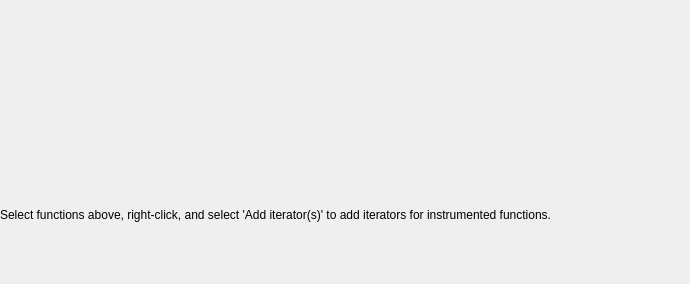
google/orbit, file OrbitQt/orbitlivefunctions.ui: the form before one commit.
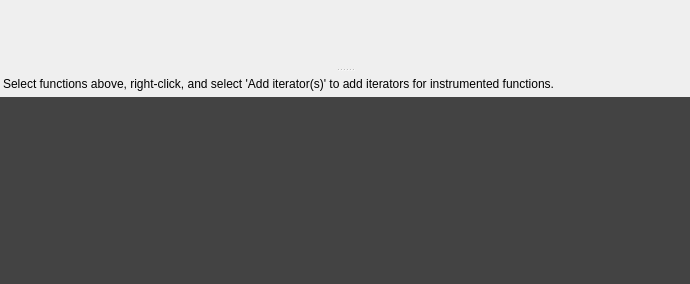
The form after the commit. Custom widgets are drawn as their Qt base class.

Commit message: Iterators are now in a QScrollArea

```diff
--- a/OrbitQt/orbitlivefunctions.ui
+++ b/OrbitQt/orbitlivefunctions.ui
@@ -19,7 +19,7 @@
   <property name="windowTitle">
    <string>Form</string>
   </property>
-  <layout class="QGridLayout" name="gridLayout">
+  <layout class="QVBoxLayout" name="verticalLayout_2">
    <property name="leftMargin">
     <number>0</number>
    </property>
@@ -32,19 +32,103 @@
    <property name="bottomMargin">
     <number>0</number>
    </property>
-   <item row="0" column="0">
-    <widget class="OrbitDataViewPanel" name="data_view_panel_" native="true"/>
-   </item>
-   <item row="1" column="0">
-    <layout class="QVBoxLayout" name="iteratorLayout">
-     <item>
-      <widget class="QLabel" name="instructionsLabel">
-       <property name="text">
-        <string>Select functions above, right-click, and select 'Add iterator(s)' to add iterators for instrumented functions.</string>
-       </property>
-      </widget>
-     </item>
-    </layout>
+   <item>
+    <widget class="QSplitter" name="splitter">
+     <property name="orientation">
+      <enum>Qt::Vertical</enum>
+     </property>
+     <widget class="OrbitDataViewPanel" name="data_view_panel_" native="true">
+      <property name="sizePolicy">
+       <sizepolicy hsizetype="Preferred" vsizetype="Expanding">
+        <horstretch>0</horstretch>
+        <verstretch>0</verstretch>
+       </sizepolicy>
+      </property>
+     </widget>
+     <widget class="QWidget" name="verticalLayoutWidget">
+      <layout class="QVBoxLayout" name="verticalLayout_3">
+       <item>
+        <widget class="QLabel" name="instructionsLabel">
+         <property name="styleSheet">
+          <string notr="true">margin-top: 5px;</string>
+         </property>
+         <property name="text">
+          <string>Select functions above, right-click, and select 'Add iterator(s)' to add iterators for instrumented functions.</string>
+         </property>
+         <property name="margin">
+          <number>0</number>
+         </property>
+        </widget>
+       </item>
+       <item>
+        <widget class="QScrollArea" name="iteratorScrollArea">
+         <property name="autoFillBackground">
+          <bool>true</bool>
+         </property>
+         <property name="styleSheet">
+          <string notr="true">QScrollArea {
+	border: 0;
+}</string>
+         </property>
+         <property name="sizeAdjustPolicy">
+          <enum>QAbstractScrollArea::AdjustToContents</enum>
+         </property>
+         <property name="widgetResizable">
+          <bool>true</bool>
+         </property>
+         <widget class="QWidget" name="iteratorFrame">
+          <property name="geometry">
+           <rect>
+            <x>0</x>
+            <y>0</y>
+            <width>688</width>
+            <height>187</height>
+           </rect>
+          </property>
+          <property name="autoFillBackground">
+           <bool>false</bool>
+          </property>
+          <property name="styleSheet">
+           <string notr="true">#iteratorFrame {
+	background-color: rgb(67, 67, 67);
+}</string>
+          </property>
+          <layout class="QVBoxLayout" name="verticalLayout">
+           <property name="spacing">
+            <number>6</number>
+           </property>
+           <property name="leftMargin">
+            <number>0</number>
+           </property>
+           <property name="topMargin">
+            <number>0</number>
+           </property>
+           <property name="rightMargin">
+            <number>0</number>
+           </property>
+           <property name="bottomMargin">
+            <number>0</number>
+           </property>
+           <item>
+            <spacer name="verticalSpacer">
+             <property name="orientation">
+              <enum>Qt::Vertical</enum>
+             </property>
+             <property name="sizeHint" stdset="0">
+              <size>
+               <width>20</width>
+               <height>40</height>
+              </size>
+             </property>
+            </spacer>
+           </item>
+          </layout>
+         </widget>
+        </widget>
+       </item>
+      </layout>
+     </widget>
+    </widget>
    </item>
   </layout>
  </widget>
```
The commit also changes 3 other files.
